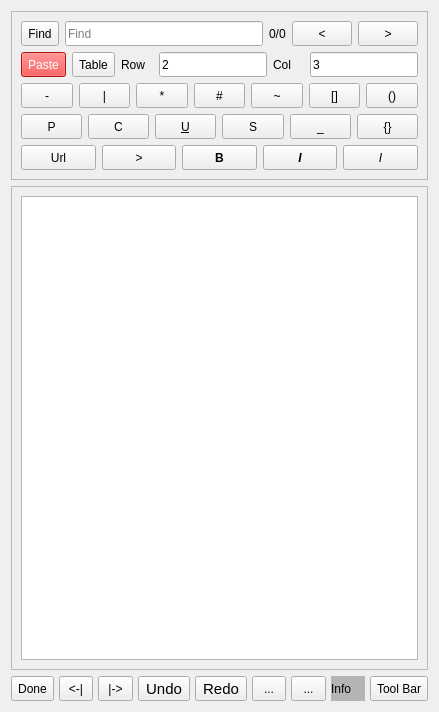
Above: src/Notes/Notes.ui from ic005k/Knot-Legacy before the change. Below: the same form after it.
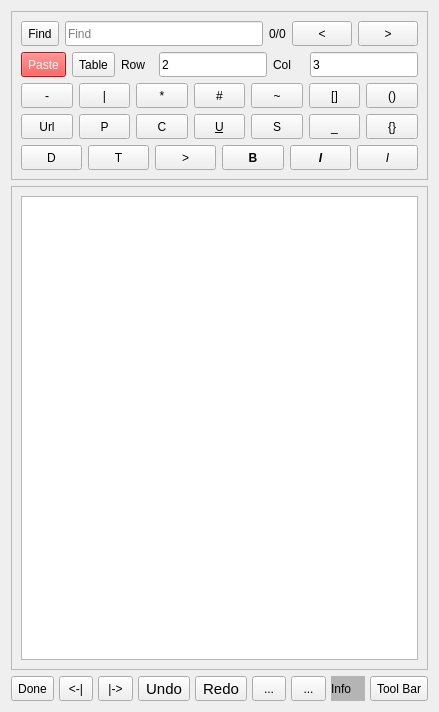
That is the form after the change. Icons and pictures are not drawn.

Commit message: Optimized the notes feature.

```diff
--- a/src/Notes/Notes.ui
+++ b/src/Notes/Notes.ui
@@ -482,6 +482,41 @@
       </item>
       <item>
        <layout class="QHBoxLayout" name="horizontalLayout">
+        <item>
+         <widget class="QToolButton" name="btnLink">
+          <property name="sizePolicy">
+           <sizepolicy hsizetype="Preferred" vsizetype="Fixed">
+            <horstretch>0</horstretch>
+            <verstretch>0</verstretch>
+           </sizepolicy>
+          </property>
+          <property name="minimumSize">
+           <size>
+            <width>0</width>
+            <height>25</height>
+           </size>
+          </property>
+          <property name="maximumSize">
+           <size>
+            <width>16777215</width>
+            <height>25</height>
+           </size>
+          </property>
+          <property name="text">
+           <string>Url</string>
+          </property>
+          <property name="icon">
+           <iconset resource="../../res.qrc">
+            <normaloff>:/res/url_l.png</normaloff>:/res/url_l.png</iconset>
+          </property>
+          <property name="iconSize">
+           <size>
+            <width>20</width>
+            <height>20</height>
+           </size>
+          </property>
+         </widget>
+        </item>
         <item>
          <widget class="QToolButton" name="btnPic">
           <property name="sizePolicy">
@@ -685,7 +720,7 @@
       <item>
        <layout class="QHBoxLayout" name="horizontalLayout_2">
         <item>
-         <widget class="QToolButton" name="btnLink">
+         <widget class="QToolButton" name="btnDate">
           <property name="sizePolicy">
            <sizepolicy hsizetype="Preferred" vsizetype="Fixed">
             <horstretch>0</horstretch>
@@ -705,14 +740,33 @@
            </size>
           </property>
           <property name="text">
-           <string>Url</string>
+           <string>D</string>
           </property>
-          <property name="iconSize">
+         </widget>
+        </item>
+        <item>
+         <widget class="QToolButton" name="btnTime">
+          <property name="sizePolicy">
+           <sizepolicy hsizetype="Preferred" vsizetype="Fixed">
+            <horstretch>0</horstretch>
+            <verstretch>0</verstretch>
+           </sizepolicy>
+          </property>
+          <property name="minimumSize">
            <size>
-            <width>20</width>
-            <height>20</height>
+            <width>0</width>
+            <height>25</height>
            </size>
           </property>
+          <property name="maximumSize">
+           <size>
+            <width>16777215</width>
+            <height>25</height>
+           </size>
+          </property>
+          <property name="text">
+           <string>T</string>
+          </property>
          </widget>
         </item>
         <item>
```
The commit also changes 4 other files.
